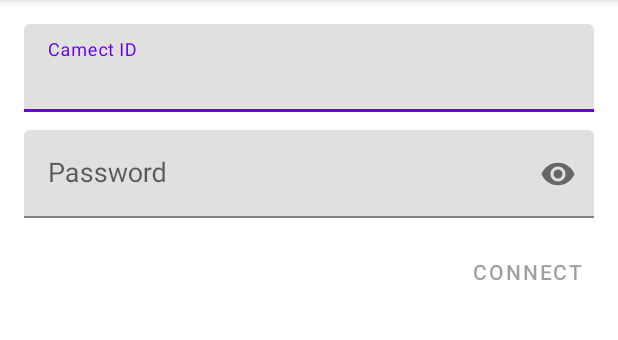
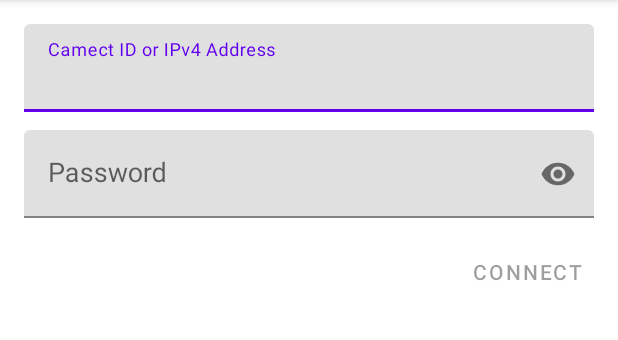
Before and after one commit to bkhall/Camect-Android-SDK, an Android app: the screen it shows after launch (MainActivity), on a phone screen of 412 x 824 dp, the part 84-424 px from its top. Run offline under Robolectric (Android 15) with nearby library versions, the phone set to English and light mode, and no system bars.

Commit message:
UI tweaks

```diff
--- a/app/src/main/res/layout/fragment_main.xml
+++ b/app/src/main/res/layout/fragment_main.xml
@@ -15,8 +15,9 @@
             android:id="@+id/camect_id"
             android:layout_width="match_parent"
             android:layout_height="wrap_content"
-            android:hint="Camect ID"
+            android:hint="Camect ID or IPv4 Address"
             android:inputType="text"
+            android:digits="0123456789AaBbCcDdEeFf."
             android:maxLines="1"
             android:selectAllOnFocus="true"
             android:textAppearance="?android:textAppearanceMedium" />
--- a/app/src/main/res/layout/fragment_methods_list.xml
+++ b/app/src/main/res/layout/fragment_methods_list.xml
@@ -6,7 +6,6 @@
     android:name="com.camect.android.sdk.example.fragments.MethodsFragment"
     android:layout_width="match_parent"
     android:layout_height="match_parent"
-    android:layout_margin="16dp"
     app:layoutManager="LinearLayoutManager"
     tools:context=".example.fragments.MethodsFragment"
     tools:listitem="@layout/list_item_method" />
--- a/app/src/main/res/layout/list_item_method.xml
+++ b/app/src/main/res/layout/list_item_method.xml
@@ -3,6 +3,7 @@
     android:id="@+id/method_name"
     android:layout_width="match_parent"
     android:layout_height="wrap_content"
+    android:paddingHorizontal="16dp"
     android:background="?attr/selectableItemBackground"
     android:gravity="center_vertical"
     android:minHeight="?attr/listPreferredItemHeightSmall"
```
